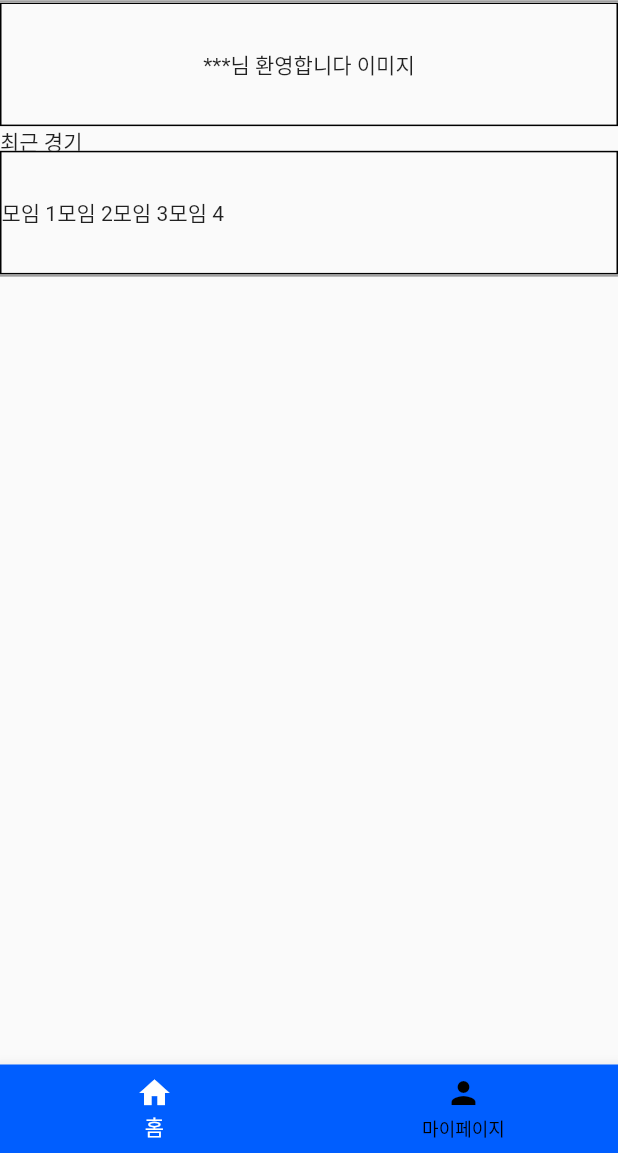
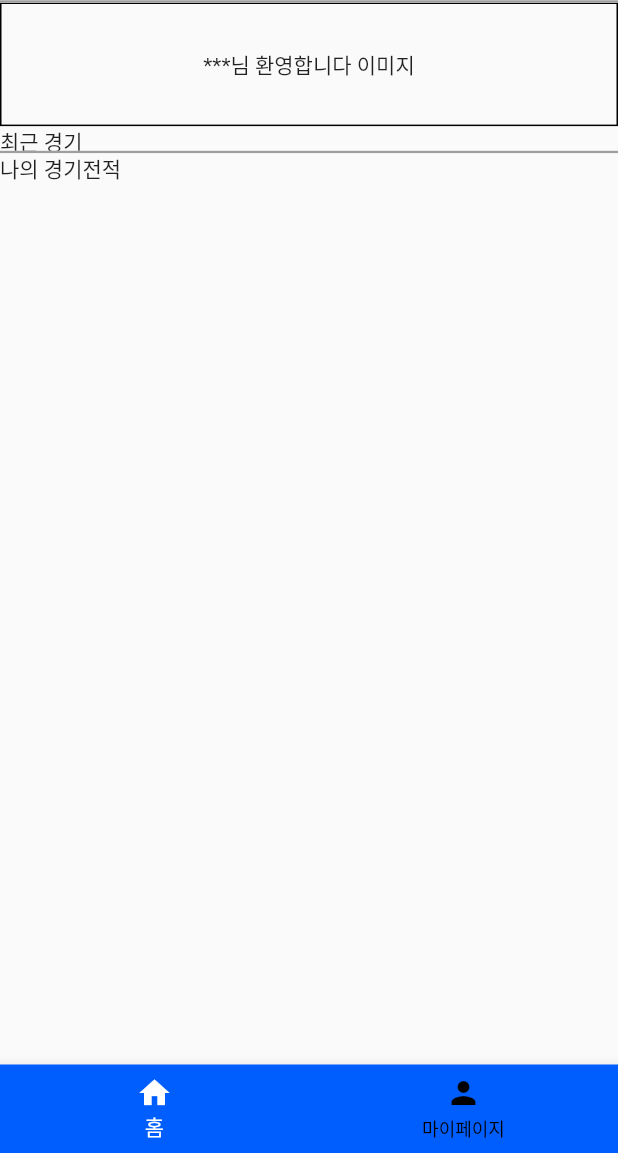
Before and after one commit to komh0086/Flutter_Practice, a Flutter app: the screen it shows after launch, on a phone screen of 412 x 824 dp, the part 83-1236 px from its top. Run offline on Flutter 3.47's test engine with Material 2 defaults, Android fonts, the light colour scheme and no system bars.

Commit message:
소모임 위젯 제거

```diff
--- a/q_dang/lib/screen/home/screen_home.dart
+++ b/q_dang/lib/screen/home/screen_home.dart
@@ -1,8 +1,12 @@
 import 'package:flutter/material.dart';
+import 'package:q_dang/widget/home/widget_smallGroupMember.dart';
+
+import '../../util/constants.dart';
 
 class ScreenHome extends StatefulWidget {
 //여기서 API호출 받고 매핑
   List<String> TestGroupList = ['1', '2', '3', '4'];
+  List<String> TestRecordList = ['패', '패', '승', '승', '승'];
 
   @override
   State<StatefulWidget> createState() => _ScreenHomeState();
@@ -32,21 +36,21 @@ class _ScreenHomeState extends State<ScreenHome> {
               height: height * 0.02,
               child: Text('최근 경기'),
             ),
-            Container(
-              height: height * 0.1,
-              width: width,
-              decoration: BoxDecoration(border: Border.all()),
-              child: SingleChildScrollView(
-                scrollDirection: Axis.horizontal,
-                child: Row(
-                    children: widget.TestGroupList.map((e) => Text('모임 $e'))
-                        .toList()),
-              ),
-            ),
+            // Container(
+            //   height: height * 0.1,
+            //   width: width,
+            //   child: SingleChildScrollView(
+            //     scrollDirection: Axis.horizontal,
+            //     child: Row(
+            //         children: widget.TestGroupList.map(
+            //             (e) => WidgetSmallGroupMember(name: e)).toList()),
+            //   ),
+            // ),
             Container(
               color: Colors.grey,
               height: 1.5,
             ),
+            Text('나의 경기전적'),
           ]),
     );
   }
```
